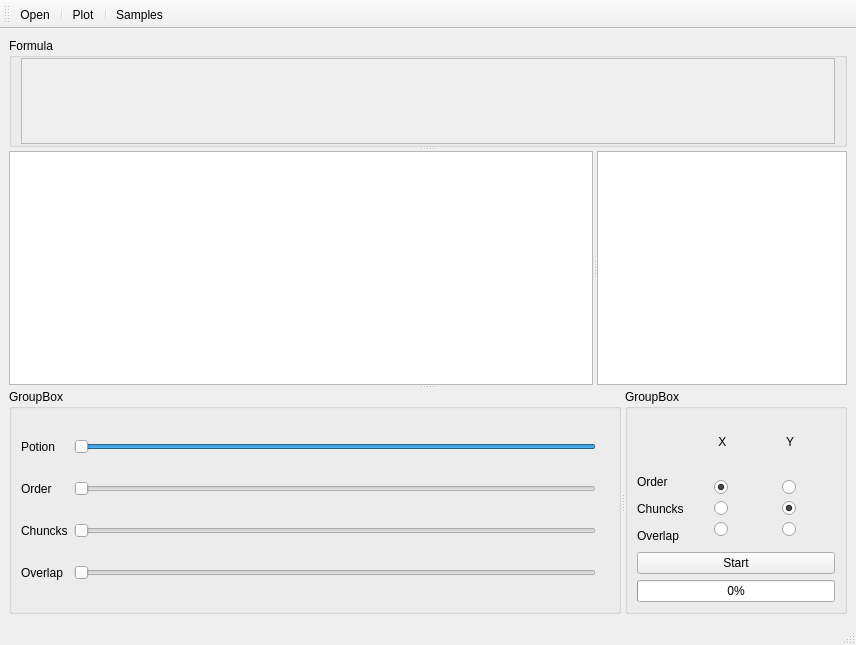
osama51/curve_fitting-interpolation, file gui.ui: the form before one commit.
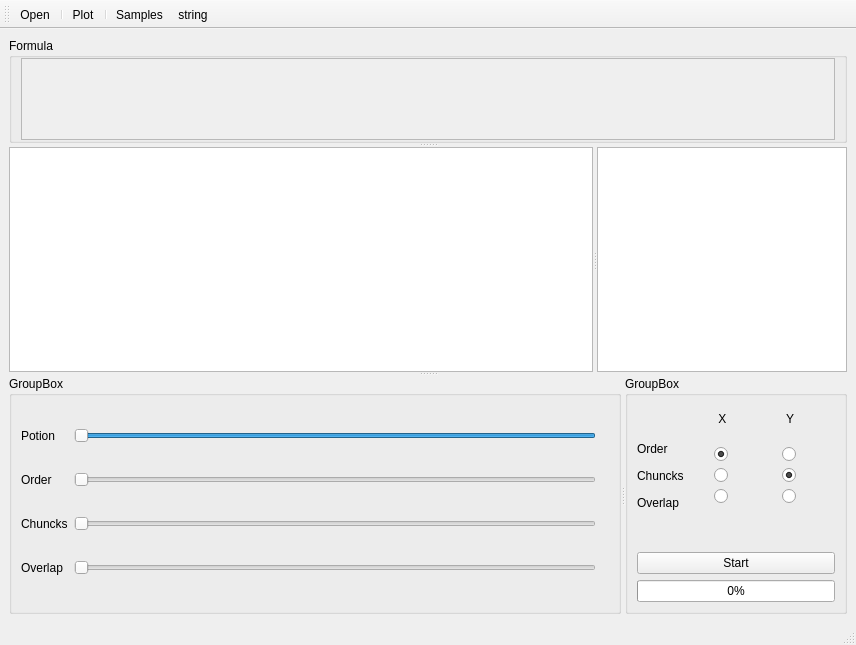
The form after the commit. Icons and pictures are not drawn. Custom widgets are drawn as their Qt base class.

Patch:
```diff
--- a/gui.ui
+++ b/gui.ui
@@ -60,7 +60,7 @@
                 <x>0</x>
                 <y>0</y>
                 <width>816</width>
-                <height>69</height>
+                <height>76</height>
                </rect>
               </property>
               <layout class="QGridLayout" name="gridLayout_6">
@@ -294,69 +294,6 @@
             <string>GroupBox</string>
            </property>
            <layout class="QGridLayout" name="gridLayout_4">
-            <item row="1" column="2">
-             <widget class="QWidget" name="widget_3" native="true">
-              <layout class="QVBoxLayout" name="verticalLayout_3">
-               <item>
-                <widget class="QRadioButton" name="radioButton_4">
-                 <property name="text">
-                  <string/>
-                 </property>
-                </widget>
-               </item>
-               <item>
-                <widget class="QRadioButton" name="radioButton_5">
-                 <property name="text">
-                  <string/>
-                 </property>
-                 <property name="checked">
-                  <bool>true</bool>
-                 </property>
-                </widget>
-               </item>
-               <item>
-                <widget class="QRadioButton" name="radioButton_6">
-                 <property name="text">
-                  <string/>
-                 </property>
-                </widget>
-               </item>
-              </layout>
-             </widget>
-            </item>
-            <item row="1" column="1">
-             <widget class="QWidget" name="widget_4" native="true">
-              <layout class="QVBoxLayout" name="verticalLayout_2">
-               <item>
-                <widget class="QRadioButton" name="radioButton_3">
-                 <property name="text">
-                  <string/>
-                 </property>
-                 <property name="checked">
-                  <bool>true</bool>
-                 </property>
-                </widget>
-               </item>
-               <item>
-                <widget class="QRadioButton" name="radioButton">
-                 <property name="text">
-                  <string/>
-                 </property>
-                 <property name="checked">
-                  <bool>false</bool>
-                 </property>
-                </widget>
-               </item>
-               <item>
-                <widget class="QRadioButton" name="radioButton_2">
-                 <property name="text">
-                  <string/>
-                 </property>
-                </widget>
-               </item>
-              </layout>
-             </widget>
-            </item>
             <item row="0" column="1">
              <widget class="QLabel" name="label_6">
               <property name="text">
@@ -367,13 +304,6 @@
               </property>
              </widget>
             </item>
-            <item row="0" column="2">
-             <widget class="QLabel" name="label_5">
-              <property name="text">
-               <string>    Y</string>
-              </property>
-             </widget>
-            </item>
             <item row="1" column="0">
              <layout class="QVBoxLayout" name="verticalLayout">
               <item>
@@ -399,7 +329,7 @@
               </item>
              </layout>
             </item>
-            <item row="2" column="0" colspan="3">
+            <item row="3" column="0" colspan="3">
              <widget class="QPushButton" name="pushButton">
               <property name="sizePolicy">
                <sizepolicy hsizetype="Expanding" vsizetype="Fixed">
@@ -412,8 +342,8 @@
               </property>
              </widget>
             </item>
-            <item row="3" column="0" colspan="3">
-             <widget class="QProgressBar" name="progressBar">
+            <item row="4" column="0" colspan="3">
+             <widget class="QProgressBar" name="Error_map_progressBar">
               <property name="sizePolicy">
                <sizepolicy hsizetype="Expanding" vsizetype="Fixed">
                 <horstretch>0</horstretch>
@@ -425,6 +355,86 @@
               </property>
              </widget>
             </item>
+            <item row="0" column="2">
+             <widget class="QLabel" name="label_5">
+              <property name="text">
+               <string>    Y</string>
+              </property>
+             </widget>
+            </item>
+            <item row="1" column="1">
+             <widget class="QWidget" name="widget_4" native="true">
+              <layout class="QVBoxLayout" name="verticalLayout_2">
+               <item>
+                <widget class="QRadioButton" name="order_x_radioButton">
+                 <property name="text">
+                  <string/>
+                 </property>
+                 <property name="checked">
+                  <bool>true</bool>
+                 </property>
+                </widget>
+               </item>
+               <item>
+                <widget class="QRadioButton" name="chunks_x_radioButton">
+                 <property name="text">
+                  <string/>
+                 </property>
+                 <property name="checked">
+                  <bool>false</bool>
+                 </property>
+                </widget>
+               </item>
+               <item>
+                <widget class="QRadioButton" name="overlap_x_radioButton">
+                 <property name="text">
+                  <string/>
+                 </property>
+                </widget>
+               </item>
+              </layout>
+             </widget>
+            </item>
+            <item row="1" column="2">
+             <widget class="QWidget" name="widget_3" native="true">
+              <layout class="QVBoxLayout" name="verticalLayout_3">
+               <item>
+                <widget class="QRadioButton" name="order_y_radioButton">
+                 <property name="text">
+                  <string/>
+                 </property>
+                </widget>
+               </item>
+               <item>
+                <widget class="QRadioButton" name="chunks_y_radioButton">
+                 <property name="text">
+                  <string/>
+                 </property>
+                 <property name="checked">
+                  <bool>true</bool>
+                 </property>
+                </widget>
+               </item>
+               <item>
+                <widget class="QRadioButton" name="overlap_y_radioButton">
+                 <property name="text">
+                  <string/>
+                 </property>
+                </widget>
+               </item>
+              </layout>
+             </widget>
+            </item>
+            <item row="2" column="0" colspan="3">
+             <widget class="QLabel" name="label_alert">
+              <property name="text">
+               <string/>
+              </property>
+              <property name="alignment">
+               <set>Qt::AlignCenter</set>
+              </property>
+             </widget>
+            </item>
            </layout>
           </widget>
          </widget>
@@ -467,6 +477,7 @@
    <addaction name="actionPlot"/>
    <addaction name="separator"/>
    <addaction name="actionSamples"/>
+   <addaction name="actionstring"/>
   </widget>
   <action name="actionPlot">
    <property name="icon">
@@ -507,6 +518,11 @@
     <string>Open File</string>
    </property>
   </action>
+  <action name="actionstring">
+   <property name="text">
+    <string>string</string>
+   </property>
+  </action>
  </widget>
  <customwidgets>
   <customwidget>
```
